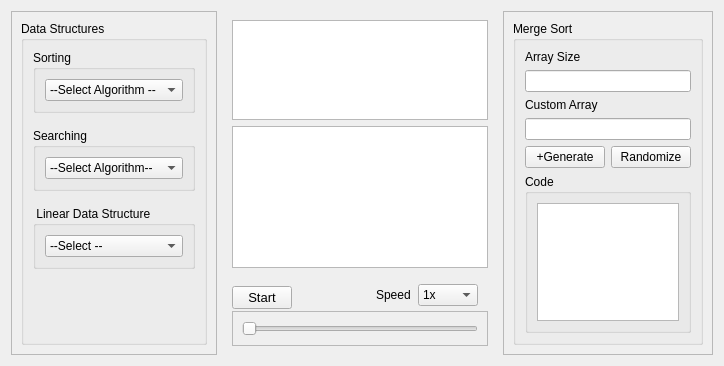
Binaya764/DSA-Visualizer, file form.ui: the form before one commit.
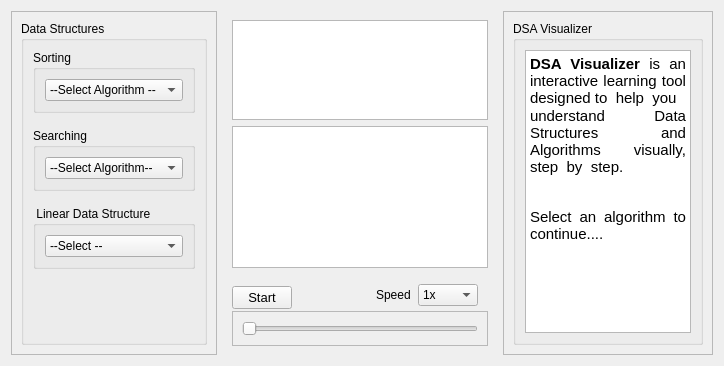
The form after the commit.

Commit message: into page created

```diff
--- a/form.ui
+++ b/form.ui
@@ -386,8 +386,47 @@
         <enum>QFrame::Shadow::Raised</enum>
        </property>
        <property name="currentIndex">
-        <number>3</number>
+        <number>0</number>
        </property>
+       <widget class="QWidget" name="page">
+        <layout class="QVBoxLayout" name="verticalLayout_50">
+         <item>
+          <layout class="QVBoxLayout" name="verticalLayout_49">
+           <item>
+            <widget class="QGroupBox" name="groupBox_19">
+             <property name="title">
+              <string>DSA Visualizer</string>
+             </property>
+             <layout class="QVBoxLayout" name="verticalLayout_52">
+              <item>
+               <layout class="QVBoxLayout" name="verticalLayout_51">
+                <item>
+                 <widget class="QTextBrowser" name="textBrowser">
+                  <property name="html">
+                   <string>&lt;!DOCTYPE HTML PUBLIC &quot;-//W3C//DTD HTML 4.0//EN&quot; &quot;http://www.w3.org/TR/REC-html40/strict.dtd&quot;&gt;
+&lt;html&gt;&lt;head&gt;&lt;meta name=&quot;qrichtext&quot; content=&quot;1&quot; /&gt;&lt;meta charset=&quot;utf-8&quot; /&gt;&lt;style type=&quot;text/css&quot;&gt;
+p, li { white-space: pre-wrap; }
+hr { height: 1px; border-width: 0; }
+li.unchecked::marker { content: &quot;\2610&quot;; }
+li.checked::marker { content: &quot;\2612&quot;; }
+&lt;/style&gt;&lt;/head&gt;&lt;body style=&quot; font-family:'Segoe UI'; font-size:9pt; font-weight:400; font-style:normal;&quot;&gt;
+&lt;p align=&quot;justify&quot; style=&quot; margin-top:0px; margin-bottom:0px; margin-left:0px; margin-right:0px; -qt-block-indent:0; text-indent:0px;&quot;&gt;&lt;span style=&quot; font-size:11pt; font-weight:700;&quot;&gt;DSA Visualizer&lt;/span&gt;&lt;span style=&quot; font-size:11pt;&quot;&gt; is an interactive learning tool designed to  help  you&lt;/span&gt;&lt;/p&gt;
+&lt;p align=&quot;justify&quot; style=&quot; margin-top:0px; margin-bottom:0px; margin-left:0px; margin-right:0px; -qt-block-indent:0; text-indent:0px;&quot;&gt;&lt;span style=&quot; font-size:11pt;&quot;&gt;understand Data Structures and Algorithms visually,    step  by  step.&lt;/span&gt;&lt;/p&gt;
+&lt;p align=&quot;justify&quot; style=&quot;-qt-paragraph-type:empty; margin-top:0px; margin-bottom:0px; margin-left:0px; margin-right:0px; -qt-block-indent:0; text-indent:0px;&quot;&gt;&lt;br /&gt;&lt;/p&gt;
+&lt;p align=&quot;justify&quot; style=&quot;-qt-paragraph-type:empty; margin-top:0px; margin-bottom:0px; margin-left:0px; margin-right:0px; -qt-block-indent:0; text-indent:0px; font-size:11pt;&quot;&gt;&lt;br /&gt;&lt;/p&gt;
+&lt;p align=&quot;justify&quot; style=&quot; margin-top:0px; margin-bottom:0px; margin-left:0px; margin-right:0px; -qt-block-indent:0; text-indent:0px;&quot;&gt;&lt;span style=&quot; font-size:11pt;&quot;&gt;Select an algorithm to continue....&lt;/span&gt;&lt;/p&gt;&lt;/body&gt;&lt;/html&gt;</string>
+                  </property>
+                 </widget>
+                </item>
+               </layout>
+              </item>
+             </layout>
+            </widget>
+           </item>
+          </layout>
+         </item>
+        </layout>
+       </widget>
        <widget class="QWidget" name="Bubble_sort">
         <layout class="QHBoxLayout" name="horizontalLayout_2">
          <item>
```
The commit also changes 3 other files.
